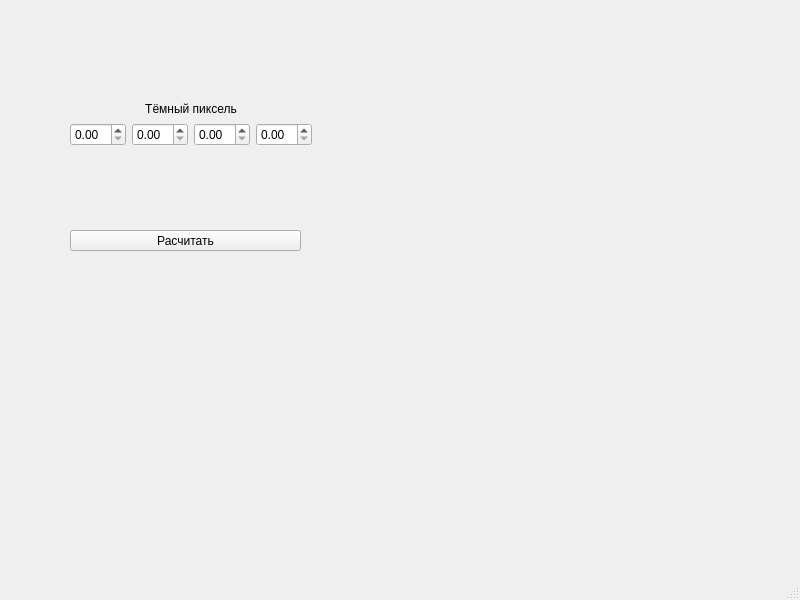
Qt form atm_correction/AtmCorrectionMainWindow.ui (ValeryStk/satellite_comparator) before a commit.
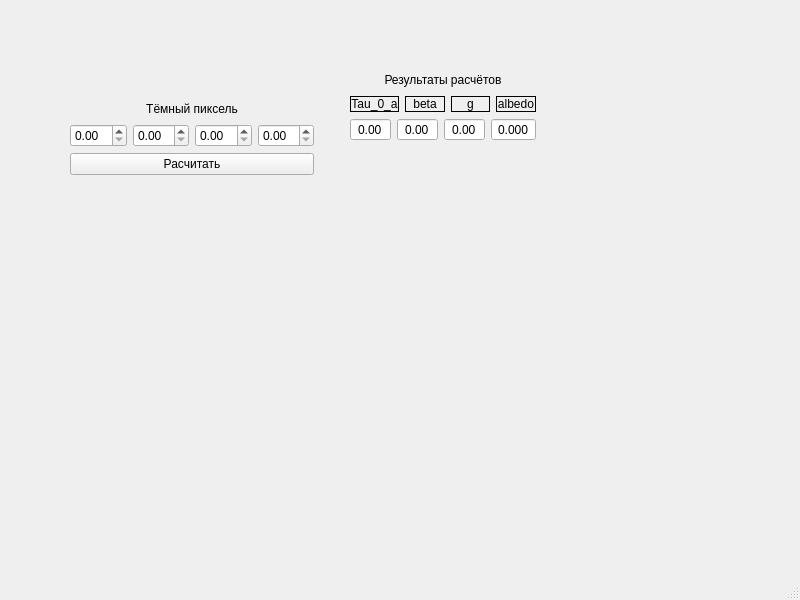
The same form after that commit.

Commit message: WIP (atm_correction)

Patch:
```diff
--- a/atm_correction/AtmCorrectionMainWindow.ui
+++ b/atm_correction/AtmCorrectionMainWindow.ui
@@ -14,33 +14,20 @@
    <string>Тестовый модуль атмосферной коррекции</string>
   </property>
   <widget class="QWidget" name="centralwidget">
-   <widget class="QPushButton" name="pushButton_calculateBlack">
-    <property name="geometry">
-     <rect>
-      <x>70</x>
-      <y>230</y>
-      <width>231</width>
-      <height>21</height>
-     </rect>
-    </property>
-    <property name="text">
-     <string>Расчитать</string>
-    </property>
-   </widget>
    <widget class="QWidget" name="">
     <property name="geometry">
      <rect>
-      <x>70</x>
-      <y>100</y>
-      <width>242</width>
-      <height>46</height>
+      <x>350</x>
+      <y>70</y>
+      <width>186</width>
+      <height>71</height>
      </rect>
     </property>
-    <layout class="QVBoxLayout" name="verticalLayout">
+    <layout class="QVBoxLayout" name="verticalLayout_3">
      <item>
-      <widget class="QLabel" name="label">
+      <widget class="QLabel" name="label_6">
        <property name="text">
-        <string>Тёмный пиксель</string>
+        <string>Результаты расчётов</string>
        </property>
        <property name="alignment">
         <set>Qt::AlignCenter</set>
@@ -48,21 +35,161 @@
       </widget>
      </item>
      <item>
-      <layout class="QHBoxLayout" name="horizontalLayout">
+      <layout class="QVBoxLayout" name="verticalLayout_2">
        <item>
-        <widget class="QDoubleSpinBox" name="doubleSpinBox_black1"/>
+        <layout class="QHBoxLayout" name="horizontalLayout_2">
+         <item>
+          <widget class="QLabel" name="label_2">
+           <property name="frameShape">
+            <enum>QFrame::Box</enum>
+           </property>
+           <property name="text">
+            <string>Tau_0_a</string>
+           </property>
+           <property name="alignment">
+            <set>Qt::AlignCenter</set>
+           </property>
+          </widget>
+         </item>
+         <item>
+          <widget class="QLabel" name="label_3">
+           <property name="frameShape">
+            <enum>QFrame::Box</enum>
+           </property>
+           <property name="text">
+            <string>beta</string>
+           </property>
+           <property name="alignment">
+            <set>Qt::AlignCenter</set>
+           </property>
+          </widget>
+         </item>
+         <item>
+          <widget class="QLabel" name="label_4">
+           <property name="frameShape">
+            <enum>QFrame::Box</enum>
+           </property>
+           <property name="text">
+            <string>g</string>
+           </property>
+           <property name="alignment">
+            <set>Qt::AlignCenter</set>
+           </property>
+          </widget>
+         </item>
+         <item>
+          <widget class="QLabel" name="label_5">
+           <property name="frameShape">
+            <enum>QFrame::Box</enum>
+           </property>
+           <property name="text">
+            <string>albedo</string>
+           </property>
+           <property name="alignment">
+            <set>Qt::AlignCenter</set>
+           </property>
+          </widget>
+         </item>
+        </layout>
        </item>
        <item>
-        <widget class="QDoubleSpinBox" name="doubleSpinBox_black2"/>
+        <layout class="QHBoxLayout" name="horizontalLayout_3">
+         <item>
+          <widget class="QDoubleSpinBox" name="doubleSpinBox_result_tau">
+           <property name="alignment">
+            <set>Qt::AlignCenter</set>
+           </property>
+           <property name="buttonSymbols">
+            <enum>QAbstractSpinBox::NoButtons</enum>
+           </property>
+          </widget>
+         </item>
+         <item>
+          <widget class="QDoubleSpinBox" name="doubleSpinBox_result_beta">
+           <property name="alignment">
+            <set>Qt::AlignCenter</set>
+           </property>
+           <property name="buttonSymbols">
+            <enum>QAbstractSpinBox::NoButtons</enum>
+           </property>
+          </widget>
+         </item>
+         <item>
+          <widget class="QDoubleSpinBox" name="doubleSpinBox_result_g">
+           <property name="alignment">
+            <set>Qt::AlignCenter</set>
+           </property>
+           <property name="buttonSymbols">
+            <enum>QAbstractSpinBox::NoButtons</enum>
+           </property>
+          </widget>
+         </item>
+         <item>
+          <widget class="QDoubleSpinBox" name="doubleSpinBox_result_albedo">
+           <property name="alignment">
+            <set>Qt::AlignCenter</set>
+           </property>
+           <property name="buttonSymbols">
+            <enum>QAbstractSpinBox::NoButtons</enum>
+           </property>
+           <property name="decimals">
+            <number>3</number>
+           </property>
+          </widget>
+         </item>
+        </layout>
        </item>
+      </layout>
+     </item>
+    </layout>
+   </widget>
+   <widget class="QWidget" name="">
+    <property name="geometry">
+     <rect>
+      <x>70</x>
+      <y>100</y>
+      <width>244</width>
+      <height>75</height>
+     </rect>
+    </property>
+    <layout class="QVBoxLayout" name="verticalLayout_4">
+     <item>
+      <layout class="QVBoxLayout" name="verticalLayout">
        <item>
-        <widget class="QDoubleSpinBox" name="doubleSpinBox_black3"/>
+        <widget class="QLabel" name="label">
+         <property name="text">
+          <string>Тёмный пиксель</string>
+         </property>
+         <property name="alignment">
+          <set>Qt::AlignCenter</set>
+         </property>
+        </widget>
        </item>
        <item>
-        <widget class="QDoubleSpinBox" name="doubleSpinBox_black4"/>
+        <layout class="QHBoxLayout" name="horizontalLayout">
+         <item>
+          <widget class="QDoubleSpinBox" name="doubleSpinBox_black1"/>
+         </item>
+         <item>
+          <widget class="QDoubleSpinBox" name="doubleSpinBox_black2"/>
+         </item>
+         <item>
+          <widget class="QDoubleSpinBox" name="doubleSpinBox_black3"/>
+         </item>
+         <item>
+          <widget class="QDoubleSpinBox" name="doubleSpinBox_black4"/>
+         </item>
+        </layout>
        </item>
       </layout>
      </item>
+     <item>
+      <widget class="QPushButton" name="pushButton_calculateBlack">
+       <property name="text">
+        <string>Расчитать</string>
+       </property>
+      </widget>
+     </item>
     </layout>
    </widget>
   </widget>
```
The commit also changes 3 other files.
